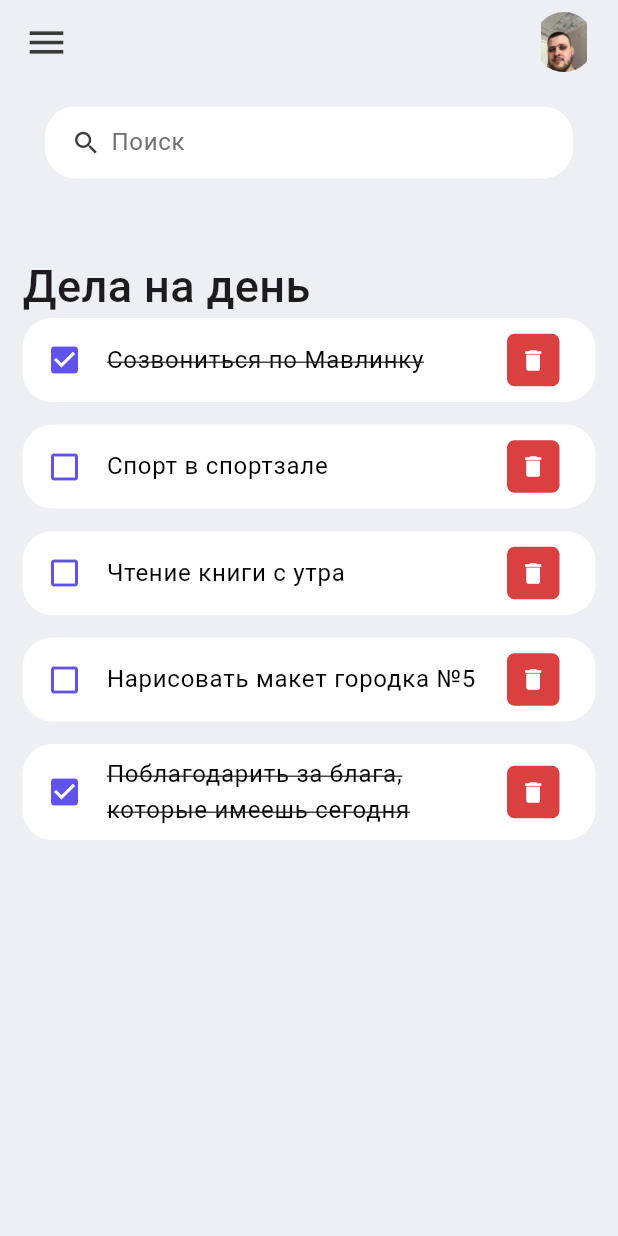
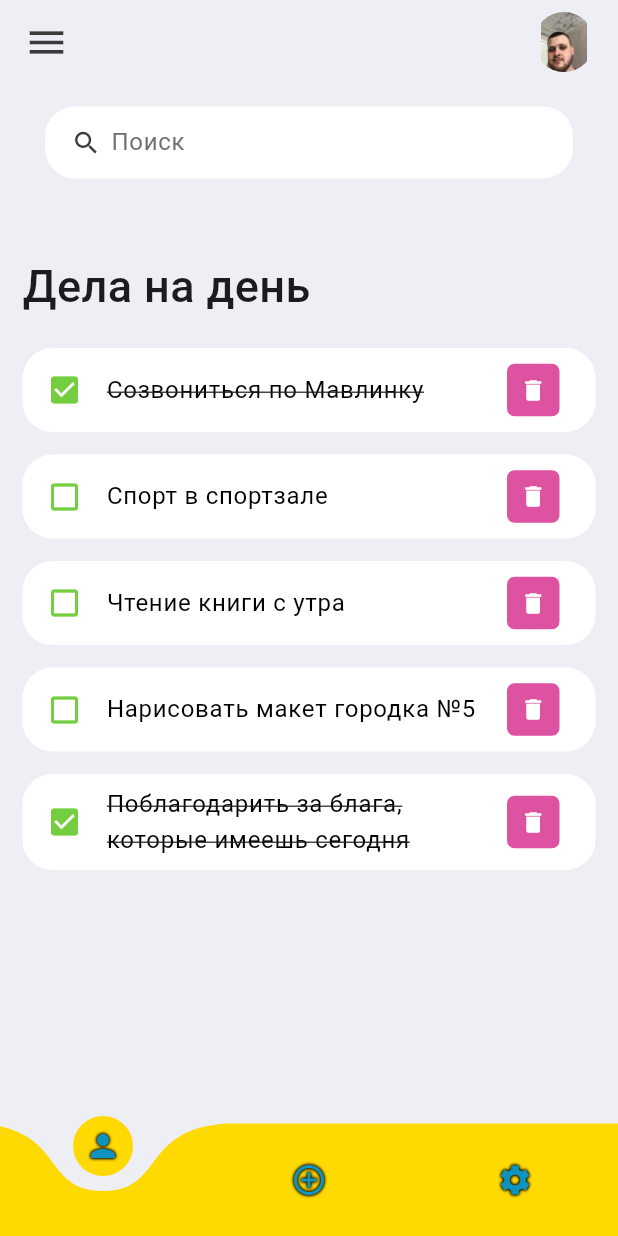
Before and after one commit to PLUXVR/MoodTherapy, a Flutter app: the screen it shows after launch, on a phone screen of 412 x 824 dp. Run offline on Flutter 3.47's test engine with Material 3 defaults, Android fonts, the phone set to English and light mode, and no system bars; drawn by our look-alikes of curved_navigation_bar.

Commit message:
New design, CurvedNavigationBar, OutlinedIcon

```diff
--- a/lib/constants/colors.dart
+++ b/lib/constants/colors.dart
@@ -1,9 +1,10 @@
 import 'package:flutter/material.dart';
 
-const Color tdRed = Color(0xFFDA4040);
-const Color tdBlue = Color(0xFF5F52EE);
+const Color tdRed = Color.fromARGB(230, 218, 64, 151);
+const Color tdGreen = Color.fromARGB(223, 95, 200, 35);
 
 const Color tdBlack = Color(0xFF3A3A3A);
 const Color tdGrey = Color(0xFF717171);
 
 const Color tdBGColor = Color(0xFFEEEFF5);
+const Color tdTeal = Color.fromARGB(226, 13, 165, 215);
--- a/lib/screens/home.dart
+++ b/lib/screens/home.dart
@@ -1,7 +1,9 @@
 import 'package:flutter/material.dart';
 import 'package:to_do_app/constants/colors.dart';
 import 'package:to_do_app/model/todo.dart';
+import 'package:to_do_app/widgets/outlined_icon.dart';
 import 'package:to_do_app/widgets/todo_item.dart';
+import 'package:curved_navigation_bar/curved_navigation_bar.dart';
 
 class Home extends StatelessWidget {
   Home({super.key});
@@ -14,7 +16,9 @@ class Home extends StatelessWidget {
       backgroundColor: tdBGColor,
       // Аппбар для бургер меню
       appBar: _buildAppBar(),
-      body: Container(
+      body: Stack(
+        children: [
+          Container(
             // Отступ от аппбара
             padding: const EdgeInsets.symmetric(vertical: 15, horizontal: 15),
             child: Column(
@@ -24,11 +28,11 @@ class Home extends StatelessWidget {
                   child: ListView(
                     children: [
                       Container(
-                    margin: const EdgeInsets.only(top: 50),
+                        margin: const EdgeInsets.only(top: 50, bottom: 20),
                         child: const Text(
                           'Дела на день',
-                      style:
-                          TextStyle(fontSize: 30, fontWeight: FontWeight.w500),
+                          style: TextStyle(
+                              fontSize: 30, fontWeight: FontWeight.w500),
                         ),
                       ),
                       for (ToDo todoItem in todoList)
@@ -40,6 +44,17 @@ class Home extends StatelessWidget {
                 )
               ],
             ),
+          ),
+        ],
+      ),
+      bottomNavigationBar: CurvedNavigationBar(
+        items: const [
+          OutlinedIcon(Icons.person, color: tdTeal),
+          OutlinedIcon(Icons.add_circle_outline, color: tdTeal),
+          OutlinedIcon(Icons.settings, color: tdTeal),
+        ],
+        backgroundColor: tdBGColor,
+        color: const Color.fromARGB(255, 255, 217, 2),
       ),
     );
   }
--- /dev/null
+++ b/lib/widgets/outlined_icon.dart
@@ -0,0 +1,35 @@
+import 'package:flutter/material.dart';
+
+class OutlinedIcon extends StatelessWidget {
+  const OutlinedIcon(
+    this.iconData, {
+    super.key,
+    this.color,
+    this.size,
+  });
+
+  /// The iconData to be displayed
+  final IconData iconData;
+
+  /// The color of the icon
+  final Color? color;
+
+  /// The size of the icon
+  final double? size;
+
+  @override
+  Widget build(BuildContext context) {
+    return Icon(
+      iconData,
+      size: size,
+      color: color,
+      shadows: List.generate(
+        5,
+        (index) => Shadow(
+          blurRadius: 2,
+          color: Colors.black54,
+        ),
+      ),
+    );
+  }
+}
--- a/lib/widgets/todo_item.dart
+++ b/lib/widgets/todo_item.dart
@@ -24,7 +24,7 @@ class ToDoItem extends StatelessWidget {
           todo.isDone
               ? Icons.check_box
               : Icons.check_box_outline_blank_outlined,
-          color: tdBlue,
+          color: tdGreen,
         ),
         title: Text(
           // Текст будем брать из модели
--- a/pubspec.yaml
+++ b/pubspec.yaml
@@ -46,6 +46,7 @@ dev_dependencies:
   # package. See that file for information about deactivating specific lint
   # rules and activating additional ones.
   flutter_lints: ^3.0.1
+  curved_navigation_bar: ^1.0.3
 
 # For information on the generic Dart part of this file, see the
 # following page: https://dart.dev/tools/pub/pubspec
```
Also changed, not shown: lib/main.dart (+0 -48 lines), pubspec.lock. Lines whose indentation alone changed are shown as unchanged.
